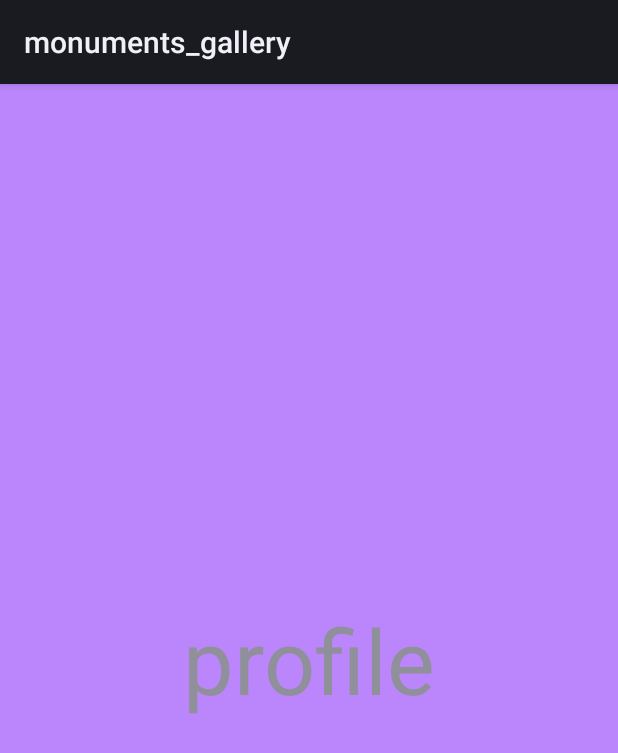
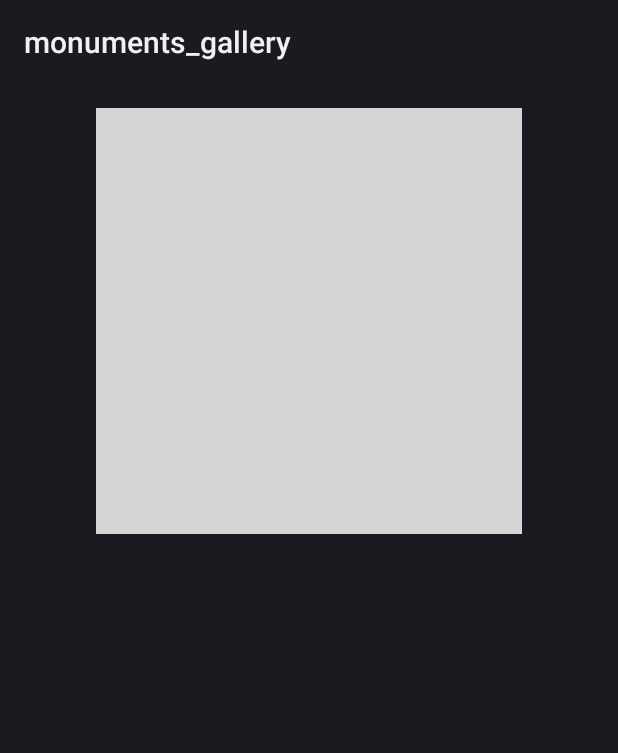
Before and after one commit to yazdian1400/monuments_gallery, an Android app: the fragment ProfileFragment shown on its own in the app's theme, on a phone screen of 412 x 824 dp. Shown: the top 753 px of the screen. Run offline under Robolectric (Android 15) with nearby library versions, the phone set to English and light mode, and no system bars.

Commit message:
show an image in profile fragment by glide

```diff
--- a/app/build.gradle
+++ b/app/build.gradle
@@ -47,4 +47,6 @@ dependencies {
     testImplementation 'junit:junit:4.13.2'
     androidTestImplementation 'androidx.test.ext:junit:1.1.3'
     androidTestImplementation 'androidx.test.espresso:espresso-core:3.4.0'
+    implementation 'com.github.bumptech.glide:glide:4.12.0'
+
 }
--- a/app/src/main/java/ir/homework/monuments_gallery/ProfileFragment.kt
+++ b/app/src/main/java/ir/homework/monuments_gallery/ProfileFragment.kt
@@ -5,6 +5,7 @@ import androidx.fragment.app.Fragment
 import android.view.LayoutInflater
 import android.view.View
 import android.view.ViewGroup
+import com.bumptech.glide.Glide
 import ir.homework.monuments_gallery.databinding.FragmentHomeBinding
 import ir.homework.monuments_gallery.databinding.FragmentProfileBinding
 
@@ -22,4 +23,12 @@ class ProfileFragment : Fragment() {
         binding = FragmentProfileBinding.inflate(layoutInflater, container, false)
         return binding.root
     }
+
+    override fun onViewCreated(view: View, savedInstanceState: Bundle?) {
+        super.onViewCreated(view, savedInstanceState)
+
+        Glide.with(requireActivity())
+            .load(R.drawable.profile1)
+            .into(binding.ivProfile)
+    }
 }
--- a/app/src/main/res/layout/fragment_profile.xml
+++ b/app/src/main/res/layout/fragment_profile.xml
@@ -1,17 +1,24 @@
 <?xml version="1.0" encoding="utf-8"?>
-<FrameLayout xmlns:android="http://schemas.android.com/apk/res/android"
+<androidx.constraintlayout.widget.ConstraintLayout xmlns:android="http://schemas.android.com/apk/res/android"
+    xmlns:app="http://schemas.android.com/apk/res-auto"
     xmlns:tools="http://schemas.android.com/tools"
     android:layout_width="match_parent"
     android:layout_height="match_parent"
     tools:context=".ProfileFragment">
 
+    <ImageView
+        android:layout_width="match_parent"
+        android:layout_height="wrap_content"
+        android:id="@+id/iv_profile"
+        android:layout_marginStart="64dp"
+        android:layout_marginTop="16dp"
+        android:layout_marginEnd="64dp"
+        android:adjustViewBounds="true"
+        app:layout_constraintEnd_toEndOf="parent"
+        app:layout_constraintHorizontal_bias="0.496"
+        app:layout_constraintStart_toStartOf="parent"
+        app:layout_constraintTop_toTopOf="parent"
+        tools:src="@drawable/profile_1" />
 
-    <TextView
-        android:layout_width="match_parent"
-        android:layout_height="match_parent"
-        android:text="profile"
-        android:textSize="60sp"
-        android:gravity="center"
-        android:background="@color/purple_200" />
 
-</FrameLayout>
+</androidx.constraintlayout.widget.ConstraintLayout>
```
Also changed, not shown: 1 other file.
